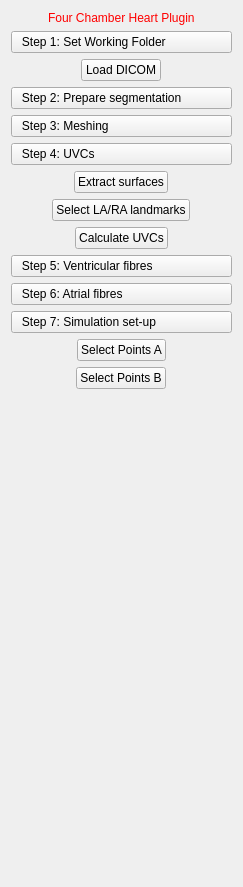
Qt form CemrgApp/Plugins/kcl.cemrgapp.fourchamber/src/internal/FourChamberViewControls.ui (RosieBarrows/CemrgApp) before a commit.
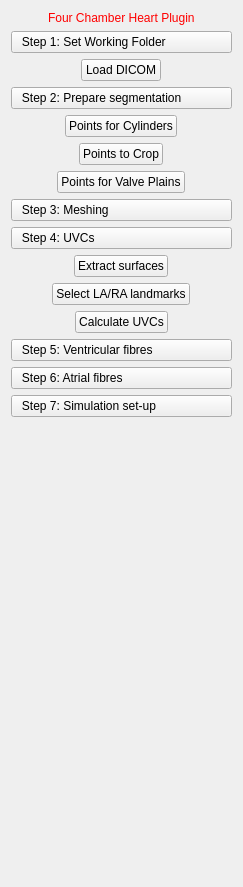
The same form after that commit.

```diff
--- a/CemrgApp/Plugins/kcl.cemrgapp.fourchamber/src/internal/FourChamberViewControls.ui
+++ b/CemrgApp/Plugins/kcl.cemrgapp.fourchamber/src/internal/FourChamberViewControls.ui
@@ -57,6 +57,27 @@
      </property>
     </widget>
    </item>
+   <item alignment="Qt::AlignHCenter">
+    <widget class="QPushButton" name="button_select_pts_a">
+     <property name="text">
+      <string>Points for Cylinders</string>
+     </property>
+    </widget>
+   </item>
+   <item alignment="Qt::AlignHCenter">
+    <widget class="QPushButton" name="button_select_pts_b">
+     <property name="text">
+      <string>Points to Crop</string>
+     </property>
+    </widget>
+   </item>
+   <item alignment="Qt::AlignHCenter">
+    <widget class="QPushButton" name="button_select_pts_c">
+     <property name="text">
+      <string>Points for Valve Plains</string>
+     </property>
+    </widget>
+   </item>
    <item>
     <widget class="QPushButton" name="button_meshing">
      <property name="styleSheet">
@@ -134,20 +155,6 @@
      </property>
     </widget>
    </item>
-   <item alignment="Qt::AlignHCenter">
-    <widget class="QPushButton" name="button_select_pts_a">
-     <property name="text">
-      <string>Select Points A</string>
-     </property>
-    </widget>
-   </item>
-   <item alignment="Qt::AlignHCenter">
-    <widget class="QPushButton" name="button_select_pts_b">
-     <property name="text">
-      <string>Select Points B</string>
-     </property>
-    </widget>
-   </item>
    <item>
     <spacer name="verticalSpacer">
      <property name="orientation">
```
